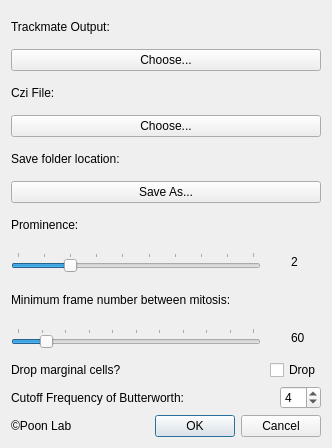
This is UI/configurations_v1.ui in CookiesPeter/MitoLength as Qt 5 draws it before an edit. The edited form follows.
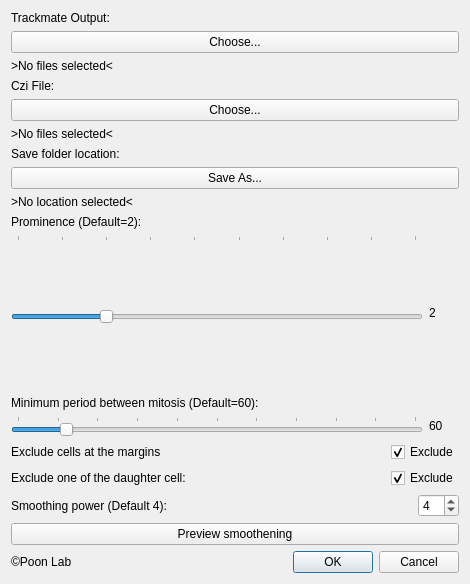
This is the edited form.

The edit to the form file:
```diff
--- a/UI/configurations_v1.ui
+++ b/UI/configurations_v1.ui
@@ -6,8 +6,8 @@
    <rect>
     <x>0</x>
     <y>0</y>
-    <width>332</width>
-    <height>448</height>
+    <width>470</width>
+    <height>584</height>
    </rect>
   </property>
   <property name="windowTitle">
@@ -31,6 +31,13 @@
      </property>
     </widget>
    </item>
+   <item>
+    <widget class="QLabel" name="label_10">
+     <property name="text">
+      <string>&gt;No files selected&lt;</string>
+     </property>
+    </widget>
+   </item>
    <item>
     <widget class="QLabel" name="label_7">
      <property name="whatsThis">
@@ -48,6 +55,13 @@
      </property>
     </widget>
    </item>
+   <item>
+    <widget class="QLabel" name="label_12">
+     <property name="text">
+      <string>&gt;No files selected&lt;</string>
+     </property>
+    </widget>
+   </item>
    <item>
     <widget class="QLabel" name="label_2">
      <property name="whatsThis">
@@ -65,13 +79,20 @@
      </property>
     </widget>
    </item>
+   <item>
+    <widget class="QLabel" name="label_13">
+     <property name="text">
+      <string>&gt;No location selected&lt;</string>
+     </property>
+    </widget>
+   </item>
    <item>
     <widget class="QLabel" name="label_3">
      <property name="whatsThis">
       <string>This defines the threshold for the promience of mitosis identification. The higher, the more stringent the peak identification is. From 0 to 9.</string>
      </property>
      <property name="text">
-      <string>Prominence:</string>
+      <string>Prominence (Default=2):</string>
      </property>
     </widget>
    </item>
@@ -80,14 +101,14 @@
      <item>
       <widget class="QSlider" name="Promslider">
        <property name="sizePolicy">
-        <sizepolicy hsizetype="Fixed" vsizetype="Fixed">
+        <sizepolicy hsizetype="Expanding" vsizetype="Expanding">
          <horstretch>0</horstretch>
          <verstretch>0</verstretch>
         </sizepolicy>
        </property>
        <property name="minimumSize">
         <size>
-         <width>250</width>
+         <width>300</width>
          <height>0</height>
         </size>
        </property>
@@ -141,7 +162,7 @@
       <string>This defines the minimum expected frames between two mitotic peaks. Please specify according to your sampling interval.</string>
      </property>
      <property name="text">
-      <string>Minimum frame number between mitosis:</string>
+      <string>Minimum period between mitosis (Default=60):</string>
      </property>
     </widget>
    </item>
@@ -150,14 +171,14 @@
      <item>
       <widget class="QSlider" name="Frameslider">
        <property name="sizePolicy">
-        <sizepolicy hsizetype="Fixed" vsizetype="Fixed">
+        <sizepolicy hsizetype="Expanding" vsizetype="Fixed">
          <horstretch>0</horstretch>
          <verstretch>0</verstretch>
         </sizepolicy>
        </property>
        <property name="minimumSize">
         <size>
-         <width>250</width>
+         <width>300</width>
          <height>0</height>
         </size>
        </property>
@@ -219,14 +240,38 @@
         <string>This button controls whether to drop cells that has come in contact with the margins of the field of view.</string>
        </property>
        <property name="text">
-        <string>Drop marginal cells?</string>
+        <string>Exclude cells at the margins</string>
        </property>
       </widget>
      </item>
      <item alignment="Qt::AlignRight">
       <widget class="QCheckBox" name="Dropbox">
        <property name="text">
-        <string>Drop</string>
+        <string>Exclude</string>
+       </property>
+       <property name="checked">
+        <bool>true</bool>
+       </property>
+      </widget>
+     </item>
+    </layout>
+   </item>
+   <item>
+    <layout class="QHBoxLayout" name="horizontalLayout_5">
+     <item>
+      <widget class="QLabel" name="label_14">
+       <property name="text">
+        <string>Exclude one of the daughter cell:</string>
+       </property>
+      </widget>
+     </item>
+     <item alignment="Qt::AlignRight">
+      <widget class="QCheckBox" name="dropdaughter">
+       <property name="text">
+        <string>Exclude</string>
+       </property>
+       <property name="checked">
+        <bool>true</bool>
        </property>
       </widget>
      </item>
@@ -240,7 +285,7 @@
         <string>&lt;html&gt;&lt;head/&gt;&lt;body&gt;&lt;p&gt;Frequency of the butterworth. The stronger the frequency, the higher the cutoff frequency. Usually lower means more smoothening. From 1 to 10.&lt;/p&gt;&lt;/body&gt;&lt;/html&gt;</string>
        </property>
        <property name="text">
-        <string>Cutoff Frequency of Butterworth:</string>
+        <string>Smoothing power (Default 4):</string>
        </property>
       </widget>
      </item>
@@ -259,6 +304,13 @@
      </item>
     </layout>
    </item>
+   <item>
+    <widget class="QPushButton" name="pushButton">
+     <property name="text">
+      <string>Preview smoothening</string>
+     </property>
+    </widget>
+   </item>
    <item>
     <layout class="QHBoxLayout" name="horizontalLayout_4">
      <item>
```
Left out of the diff: 129 changed lines with no effect on the pictures.
